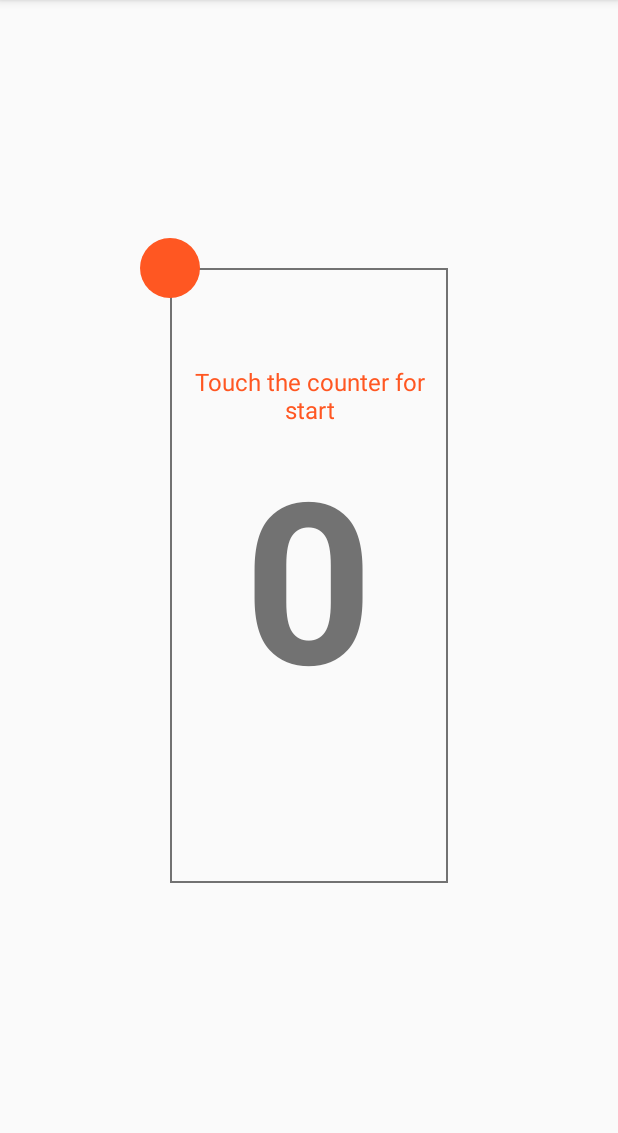
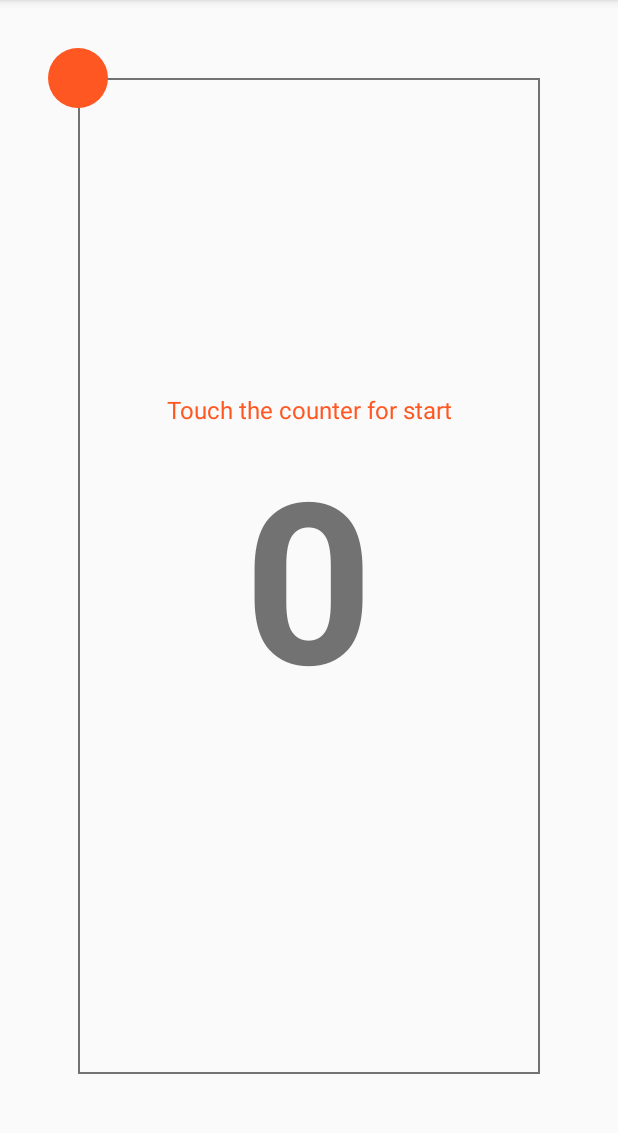
Before and after one commit to andras-the-android/ConvictMetronome, an Android app: the screen it shows after launch (MainActivity), on a phone screen of 412 x 824 dp, the part 84-1217 px from its top. Run offline under Robolectric (Android 15) with nearby library versions, the phone set to English and light mode, and no system bars; our stand-ins replace ButterKnife; plain views replace PercentRelativeLayout.

Commit message:
flexible metronome layout

```diff
--- a/app/src/main/AndroidManifest.xml
+++ b/app/src/main/AndroidManifest.xml
@@ -8,7 +8,7 @@
         android:label="@string/app_name"
         android:supportsRtl="true"
         android:theme="@style/AppTheme">
-        <activity android:name=".MainActivity" >
+        <activity android:name=".MainActivity" android:screenOrientation="portrait" >
             <intent-filter>
                 <action android:name="android.intent.action.MAIN" />
 
--- a/app/src/main/java/hu/kts/cmetronome/IndicatorAnimation.java
+++ b/app/src/main/java/hu/kts/cmetronome/IndicatorAnimation.java
@@ -83,14 +83,14 @@ public class IndicatorAnimation {
         indicatorView.setTranslationY(0f);
     }
 
-    public IndicatorAnimation(Context context, View indicatorView, IndicatorAnimationCallback callback) {
+    public IndicatorAnimation(Context context, View metronomeView, View indicatorView, IndicatorAnimationCallback callback) {
         this.indicatorView = indicatorView;
         this.callback = callback;
 
         Resources resources = context.getResources();
         float indicatorDiameter = (float)resources.getDimensionPixelSize(R.dimen.indicator_diameter);
-        float longPath = resources.getDimensionPixelSize(R.dimen.indicator_path_long) - indicatorDiameter;
-        float shortPath = resources.getDimensionPixelSize(R.dimen.indicator_path_short) - indicatorDiameter;
+        float longPath = metronomeView.getHeight() - indicatorDiameter;
+        float shortPath = metronomeView.getWidth() - indicatorDiameter;
 
         down = ObjectAnimator.ofFloat(indicatorView, "translationY", 0f, longPath).setDuration(2000);
         down.addListener(animatorListener);
--- a/app/src/main/java/hu/kts/cmetronome/MainActivity.java
+++ b/app/src/main/java/hu/kts/cmetronome/MainActivity.java
@@ -17,6 +17,8 @@ public class MainActivity extends AppCompatActivity {
 
     private static final String TAG = "MainActivity";
 
+    @InjectView(R.id.metronome)
+    View metronomeView;
     @InjectView(R.id.metronome_indicator)
     View indicatorView;
     @InjectView(R.id.rep_counter)
@@ -69,7 +71,6 @@ public class MainActivity extends AppCompatActivity {
         setContentView(R.layout.activity_main);
         getWindow().addFlags(WindowManager.LayoutParams.FLAG_KEEP_SCREEN_ON);
         ButterKnife.inject(this);
-        indicatorAnimation = new IndicatorAnimation(this, indicatorView, indicatorAnimationCallback);
         sounds = new Sounds(this);
     }
 
@@ -130,7 +131,14 @@ public class MainActivity extends AppCompatActivity {
         workoutStatus = WorkoutStatus.IN_PROGRESS;
         repCounterTextView.setTextColor(getResources().getColor(R.color.secondary_text));
         repCounterTextView.setText("0");
-        indicatorAnimation.start();
+        getIndicatorAnimation().start();
+    }
+
+    private IndicatorAnimation getIndicatorAnimation() {
+        if (indicatorAnimation == null) {
+            indicatorAnimation = new IndicatorAnimation(this, metronomeView, indicatorView, indicatorAnimationCallback);
+        }
+        return indicatorAnimation;
     }
 
     @OnLongClick(R.id.rep_counter)
--- a/app/src/main/res/layout/activity_main.xml
+++ b/app/src/main/res/layout/activity_main.xml
@@ -9,8 +9,9 @@
 
     <android.support.percent.PercentRelativeLayout
         android:id="@+id/metronome"
-        android:layout_height="@dimen/indicator_path_long"
-        android:layout_width="@dimen/indicator_path_short"
+        android:layout_height="match_parent"
+        android:layout_width="match_parent"
+        android:layout_margin="32dp"
         >
 
         <View
@@ -26,16 +27,14 @@
             android:layout_height="@dimen/indicator_diameter"
             android:background="@drawable/metronome_indicator"/>
 
-
-
         <TextView
             android:id="@+id/rep_counter"
             android:layout_width="wrap_content"
             android:layout_height="wrap_content"
             android:layout_centerInParent="true"
             android:textColor="@color/secondary_text"
-            android:layout_marginLeft="25dp"
-            android:layout_marginRight="25dp"
+            android:layout_marginLeft="@dimen/indicator_diameter"
+            android:layout_marginRight="@dimen/indicator_diameter"
             android:text="0"
             android:textSize="150sp"
             android:textStyle="bold"/>
@@ -44,8 +43,8 @@
             android:id="@+id/help"
             android:layout_width="wrap_content"
             android:layout_height="wrap_content"
-            android:layout_marginLeft="25dp"
-            android:layout_marginRight="25dp"
+            android:layout_marginLeft="@dimen/indicator_diameter"
+            android:layout_marginRight="@dimen/indicator_diameter"
             android:textColor="@color/accent"
             android:layout_centerHorizontal="true"
             android:layout_above="@id/rep_counter"
@@ -57,8 +56,8 @@
             android:id="@+id/stopwarch"
             android:layout_width="wrap_content"
             android:layout_height="wrap_content"
-            android:layout_marginLeft="25dp"
-            android:layout_marginRight="25dp"
+            android:layout_marginLeft="@dimen/indicator_diameter"
+            android:layout_marginRight="@dimen/indicator_diameter"
             android:textColor="@color/accent"
             android:layout_centerHorizontal="true"
             android:layout_below="@id/rep_counter"
--- a/app/src/main/res/values-w820dp/dimens.xml
+++ /dev/null
@@ -1,6 +0,0 @@
-<resources>
-    <!-- Example customization of dimensions originally defined in res/values/dimens.xml
-         (such as screen margins) for screens with more than 820dp of available width. This
-         would include 7" and 10" devices in landscape (~960dp and ~1280dp respectively). -->
-    <dimen name="activity_horizontal_margin">64dp</dimen>
-</resources>
```
Also changed, not shown: app/src/main/res/layout/metronome.xml (deleted, +0 -50 lines).
